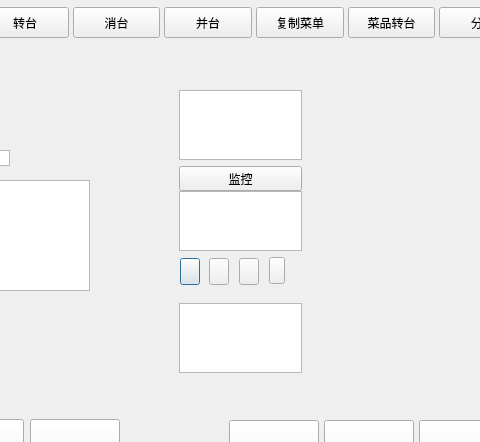
This is qt/w_scr_dish_restaurant_dialog.ui in derekzhang79/fastfdmain as Qt 5 draws it before an edit; both pictures show x 301 to 781 and y 0 to 442 of the 915 by 805 pixel window. The edited form follows.
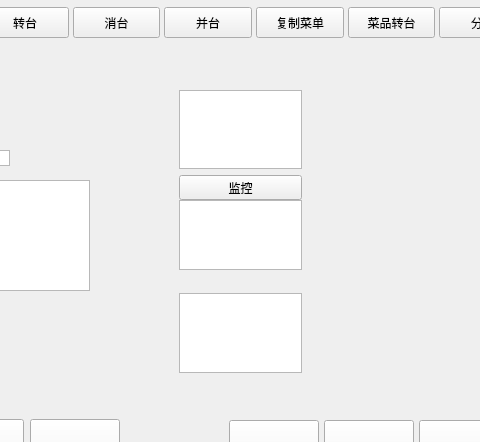
This is the edited form. Icons and pictures are not drawn. Custom widgets are drawn as their Qt base class.

Diff of the .ui file:
```diff
--- a/qt/w_scr_dish_restaurant_dialog.ui
+++ b/qt/w_scr_dish_restaurant_dialog.ui
@@ -963,9 +963,6 @@
     </rect>
    </property>
    <layout class="QVBoxLayout" name="verticalLayout_3" stretch="0,1,0,0,0,0">
-    <property name="topMargin">
-     <number>9</number>
-    </property>
     <item>
      <widget class="ftableview" name="tableView_ch_areano">
       <property name="outer_stylesheet" stdset="0">
@@ -1023,12 +1020,6 @@
     </item>
     <item>
      <widget class="QWidget" name="widget_switch" native="true">
-      <property name="minimumSize">
-       <size>
-        <width>0</width>
-        <height>29</height>
-       </size>
-      </property>
       <property name="maximumSize">
        <size>
         <width>16777215</width>
```
